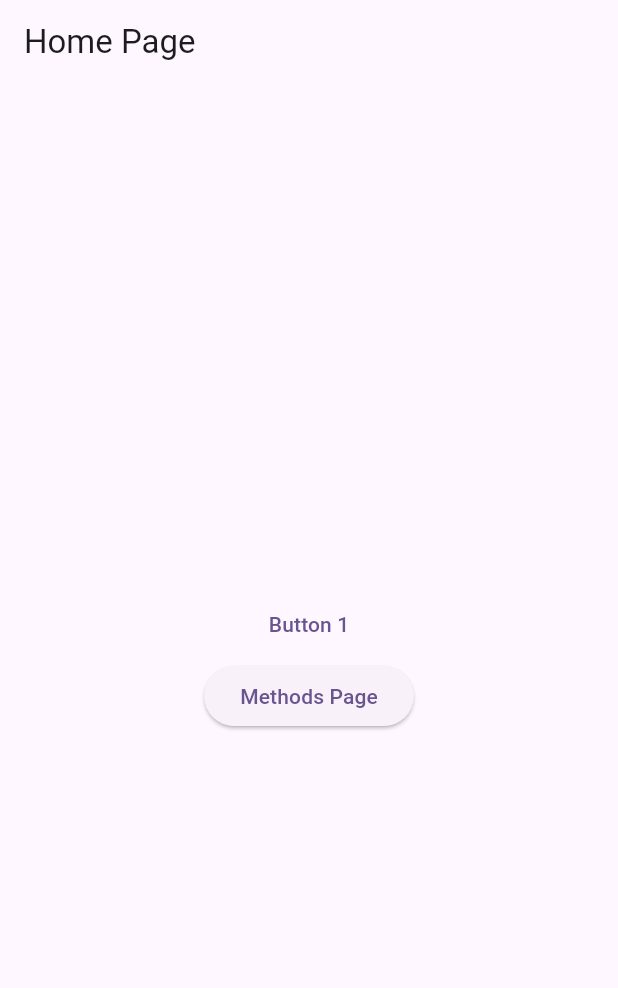
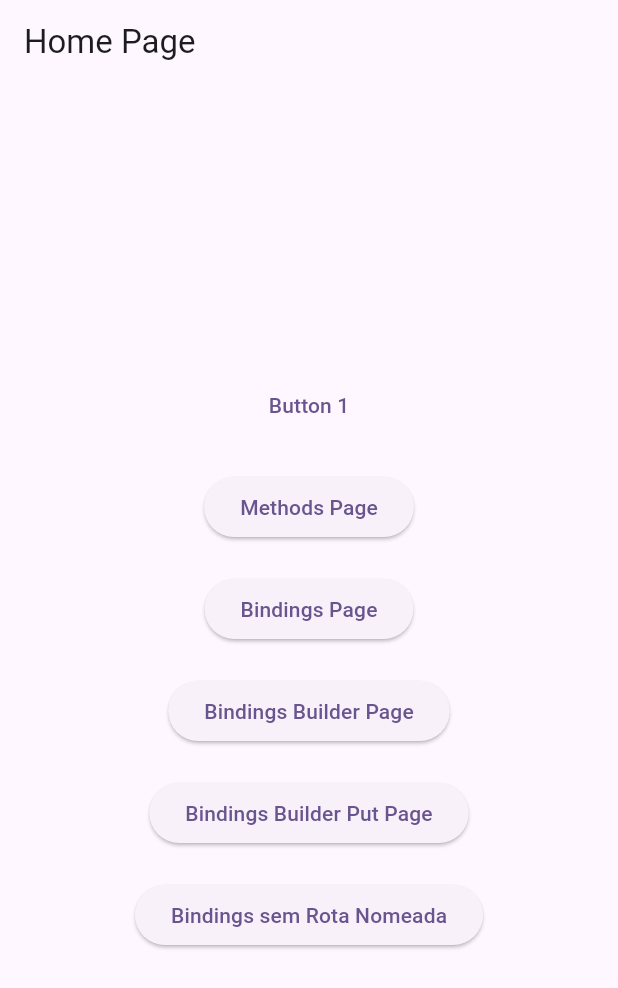
Before and after one commit to gilvancosta/getX-dependency_injection, a Flutter app: the screen it shows after launch, on a phone screen of 412 x 824 dp. Shown: the top 988 px of the screen. Run offline on Flutter 3.47's test engine with Material 2 defaults, Android fonts, the phone set to English and light mode, and no system bars; our stand-ins replace get, shared_preferences.

Commit message:
Bindings and Middleware

```diff
--- a/lib/app/app.dart
+++ b/lib/app/app.dart
@@ -9,8 +9,14 @@ import 'ui/page/404/methods/put/put_page.dart';
 import 'ui/page/404/methods/put_async/put_async.dart';
 import 'ui/page/404/methods/update/update_page.dart';
 import 'ui/page/404/page_404.dart';
+import 'ui/page/binding/binding_Builder_page.dart';
+import 'ui/page/binding/binding_Builder_put_page.dart';
+import 'ui/page/binding/bindings_page.dart';
+import 'ui/page/binding/controller/binding_controller.dart';
+import 'ui/page/binding/services/bindins_services.dart';
 import 'ui/page/home/home_page.dart';
 import 'ui/page/basico/basico_page.dart';
+import 'ui/page/minddleware/controller/minddleware_binding.dart';
 
 class MyApp extends StatelessWidget {
   const MyApp({super.key});
@@ -41,6 +47,26 @@ class MyApp extends StatelessWidget {
             GetPage(name: '/delete', page: () => DeletePage()),
           ],
         ),
+        GetPage(
+          name: '/bindings',
+          binding: BindinsServices(),
+          middlewares: [
+            MinddlewareBinding(),
+          ],
+          page: () => const BindingsPage(),
+        ),
+        GetPage(
+          name: '/bindings-builder',
+          binding: BindingsBuilder(() {
+            Get.put(BindingController(name: 'Binding Builder'));
+          }),
+          page: () => const BindingBuilderPage(),
+        ),
+        GetPage(
+          name: '/bindings-builder-put',
+          binding: BindingsBuilder.put(() => BindingController(name: 'Binding Builder put')),
+          page: () => const BindingBuilderPutPage(),
+        ),
       ],
       unknownRoute: GetPage(name: '/404', page: () => const Page404()),
     );
--- /dev/null
+++ b/lib/app/ui/page/binding/controller/binding_controller.dart
@@ -0,0 +1,7 @@
+class BindingController {
+  String name;
+
+  BindingController({
+    required this.name,
+  });
+}
--- /dev/null
+++ b/lib/app/ui/page/binding/services/bindins_services.dart
@@ -0,0 +1,16 @@
+
+import 'package:get/get.dart';
+
+import '../controller/binding_controller.dart';
+
+class BindinsServices extends Bindings {
+
+
+
+
+  @override
+  void dependencies() {
+    Get.put(BindingController(name: 'Bindings Page - Adicionado no Inicio222'));
+  }
+
+}
--- a/lib/app/ui/page/home/home_page.dart
+++ b/lib/app/ui/page/home/home_page.dart
@@ -1,4 +1,9 @@
 import 'package:flutter/material.dart';
+import 'package:get/get.dart';
+
+import '../binding/bindings_page.dart';
+import '../binding/controller/binding_controller.dart';
+import '../binding/services/bindins_services.dart';
 
 class HomePage extends StatelessWidget {
   const HomePage({super.key});
@@ -20,11 +25,36 @@ class HomePage extends StatelessWidget {
               },
               child: const Text('Button 1'),
             ),
+            const SizedBox(height: 20),
             ElevatedButton(
                 onPressed: () {
                   Navigator.of(context).pushNamed('/methods');
                 },
                 child: const Text('Methods Page')),
+            const SizedBox(height: 20),
+            ElevatedButton(
+                onPressed: () {
+                  Navigator.of(context).pushNamed('/bindings');
+                },
+                child: const Text('Bindings Page')),
+            const SizedBox(height: 20),
+            ElevatedButton(
+                onPressed: () {
+                  Navigator.of(context).pushNamed('/bindings-builder');
+                },
+                child: const Text('Bindings Builder Page')),
+            const SizedBox(height: 20),
+            ElevatedButton(
+                onPressed: () {
+                  Navigator.of(context).pushNamed('/bindings-builder-put');
+                },
+                child: const Text('Bindings Builder Put Page')),
+            const SizedBox(height: 20),
+            ElevatedButton(
+                onPressed: () {
+                  Get.to(const BindingsPage(), binding: BindingsBuilder.put(() => BindingController(name: 'Binding sem Rota Nomeada')));
+                },
+                child: const Text('Bindings sem Rota Nomeada')),
           ],
         )));
   }
--- /dev/null
+++ b/lib/app/ui/page/minddleware/controller/minddleware_binding.dart
@@ -0,0 +1,19 @@
+// ignore_for_file: avoid_print
+
+import 'package:get/get.dart';
+
+class MinddlewareBinding extends GetMiddleware {
+  // executado antes de entrar na rota
+  @override
+  List<Bindings>? onBindingsStart(List<Bindings>? bindings) {
+    print('onBindingsStart 1111');
+    return super.onBindingsStart(bindings);
+  }
+
+// executado depois de entrar na rota
+  @override
+  GetPageBuilder? onPageBuildStart(GetPageBuilder? page) {
+    print('onPageBuildStart 2222');
+    return super.onPageBuildStart(page);
+  }
+}
```
Also changed, not shown: lib/app/ui/page/binding/binding_Builder_page.dart (added, +36 -0 lines), lib/app/ui/page/binding/binding_Builder_put_page.dart (added, +35 -0 lines), lib/app/ui/page/binding/bindings_page.dart (added, +32 -0 lines), lib/app/ui/page/minddleware/minddleware_binding_page.dart (added, +14 -0 lines).
